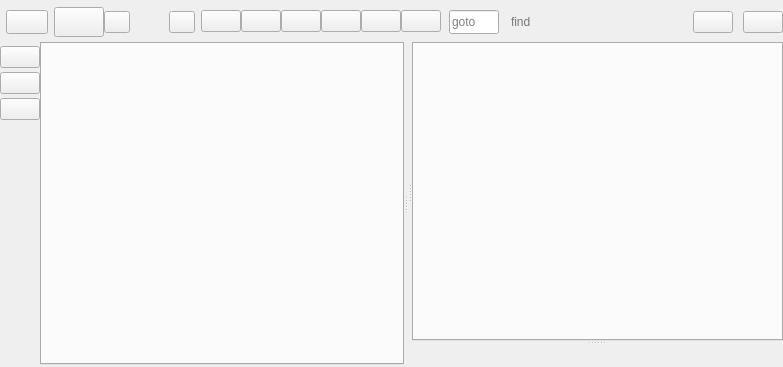
First picture: the form in scope/scope.ui, repository rkyleg/scope, before the edit.
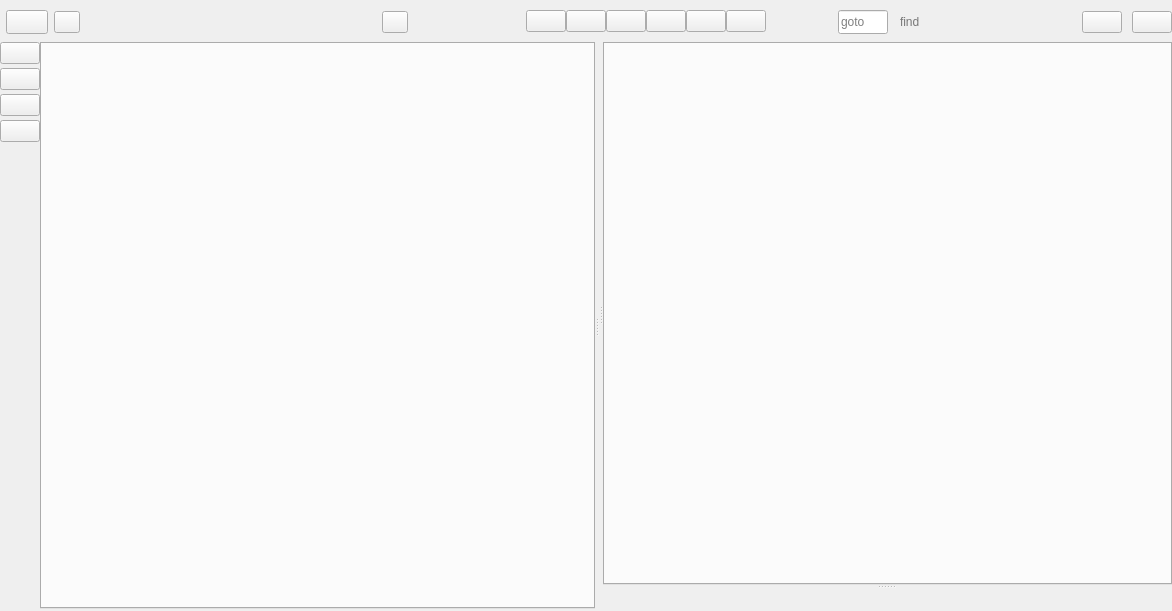
Second picture: the form after the edit. Icons and pictures are not drawn.

Commit message: new addMainWidget function for adding apps to main stackedwidget without being an editor added function to add buttons on left toolbar converted find_files and home plugin to use new addMainWidget function

What changed in the file:
```diff
--- a/scope/scope.ui
+++ b/scope/scope.ui
@@ -6,8 +6,8 @@
    <rect>
     <x>0</x>
     <y>0</y>
-    <width>783</width>
-    <height>367</height>
+    <width>1172</width>
+    <height>611</height>
    </rect>
   </property>
   <property name="windowTitle">
@@ -178,18 +178,35 @@
       <property name="spacing">
        <number>4</number>
       </property>
-      <property name="leftMargin">
+      <property name="margin">
        <number>0</number>
       </property>
-      <property name="topMargin">
-       <number>4</number>
-      </property>
-      <property name="rightMargin">
-       <number>0</number>
-      </property>
-      <property name="bottomMargin">
-       <number>0</number>
-      </property>
+      <item>
+       <widget class="QPushButton" name="b_show_tabs">
+        <property name="toolTip">
+         <string>view open files</string>
+        </property>
+        <property name="text">
+         <string/>
+        </property>
+        <property name="icon">
+         <iconset>
+          <normaloff>../style/img/editor_windows.png</normaloff>../style/img/editor_windows.png</iconset>
+        </property>
+        <property name="iconSize">
+         <size>
+          <width>32</width>
+          <height>32</height>
+         </size>
+        </property>
+        <property name="checkable">
+         <bool>true</bool>
+        </property>
+        <property name="class" stdset="0">
+         <string/>
+        </property>
+       </widget>
+      </item>
       <item>
        <widget class="QPushButton" name="b_new">
         <property name="toolTip">
@@ -565,42 +582,7 @@
            </property>
           </widget>
          </item>
-         <item row="0" column="2">
-          <widget class="QPushButton" name="b_show_tabs">
-           <property name="minimumSize">
-            <size>
-             <width>50</width>
-             <height>30</height>
-            </size>
-           </property>
-           <property name="maximumSize">
-            <size>
-             <width>16777215</width>
-             <height>30</height>
-            </size>
-           </property>
-           <property name="toolTip">
-            <string>view open files</string>
-           </property>
-           <property name="styleSheet">
-            <string notr="true"/>
-           </property>
-           <property name="text">
-            <string/>
-           </property>
-           <property name="icon">
-            <iconset>
-             <normaloff>../style/img/tri_down.png</normaloff>../style/img/tri_down.png</iconset>
-           </property>
-           <property name="checkable">
-            <bool>true</bool>
-           </property>
-           <property name="class" stdset="0">
-            <string/>
-           </property>
-          </widget>
-         </item>
-         <item row="0" column="1">
+         <item row="0" column="3">
           <spacer name="horizontalSpacer_3">
            <property name="orientation">
             <enum>Qt::Horizontal</enum>
@@ -658,7 +640,7 @@
          <property name="verticalSpacing">
           <number>0</number>
          </property>
-         <item row="0" column="4">
+         <item row="0" column="5">
           <widget class="QPushButton" name="b_closetab">
            <property name="maximumSize">
             <size>
@@ -688,7 +670,7 @@
            <property name="iconSize">
             <size>
              <width>26</width>
-             <height>26</height>
+             <height>24</height>
             </size>
            </property>
            <property name="class" stdset="0">
@@ -696,7 +678,7 @@
            </property>
           </widget>
          </item>
-         <item row="0" column="2">
+         <item row="0" column="3">
           <widget class="QLabel" name="l_filename">
            <property name="font">
             <font>
@@ -708,7 +690,23 @@
            </property>
           </widget>
          </item>
-         <item row="0" column="3">
+         <item row="0" column="2">
+          <spacer name="horizontalSpacer_6">
+           <property name="orientation">
+            <enum>Qt::Horizontal</enum>
+           </property>
+           <property name="sizeType">
+            <enum>QSizePolicy::Fixed</enum>
+           </property>
+           <property name="sizeHint" stdset="0">
+            <size>
+             <width>6</width>
+             <height>20</height>
+            </size>
+           </property>
+          </spacer>
+         </item>
+         <item row="0" column="4">
           <spacer name="horizontalSpacer_4">
            <property name="orientation">
             <enum>Qt::Horizontal</enum>
@@ -757,7 +755,20 @@
          <property name="verticalSpacing">
           <number>7</number>
          </property>
-         <item row="0" column="4">
+         <item row="0" column="2">
+          <spacer name="horizontalSpacer_5">
+           <property name="orientation">
+            <enum>Qt::Horizontal</enum>
+           </property>
+           <property name="sizeHint" stdset="0">
+            <size>
+             <width>4</width>
+             <height>2</height>
+            </size>
+           </property>
+          </spacer>
+         </item>
+         <item row="0" column="6">
           <widget class="QPushButton" name="b_unindent">
            <property name="toolTip">
             <string>Unindent</string>
@@ -774,7 +785,7 @@
            </property>
           </widget>
          </item>
-         <item row="0" column="6">
+         <item row="0" column="8">
           <widget class="QPushButton" name="b_color_picker">
            <property name="toolTip">
             <string>&lt;html&gt;&lt;head/&gt;&lt;body&gt;&lt;p&gt;Insert rgb color&lt;/p&gt;&lt;/body&gt;&lt;/html&gt;</string>
@@ -791,7 +802,7 @@
            </property>
           </widget>
          </item>
-         <item row="0" column="3">
+         <item row="0" column="5">
           <widget class="QPushButton" name="b_indent">
            <property name="toolTip">
             <string>Indent</string>
@@ -808,7 +819,7 @@
            </property>
           </widget>
          </item>
-         <item row="0" column="5">
+         <item row="0" column="7">
           <widget class="QPushButton" name="b_comment">
            <property name="toolTip">
             <string>Comment/Uncomment</string>
@@ -825,7 +836,7 @@
            </property>
           </widget>
          </item>
-         <item row="0" column="2">
+         <item row="0" column="4">
           <widget class="QPushButton" name="b_save">
            <property name="toolTip">
             <string>Save</string>
@@ -842,20 +853,7 @@
            </property>
           </widget>
          </item>
-         <item row="0" column="1">
-          <spacer name="horizontalSpacer_5">
-           <property name="orientation">
-            <enum>Qt::Horizontal</enum>
-           </property>
-           <property name="sizeHint" stdset="0">
-            <size>
-             <width>4</width>
-             <height>2</height>
-            </size>
-           </property>
-          </spacer>
-         </item>
-         <item row="0" column="7">
+         <item row="0" column="9">
           <widget class="QPushButton" name="b_run">
            <property name="toolTip">
             <string>Run</string>
```
Left out of the diff: 2 changed lines with no effect on the pictures. The commit also changes 11 other files.
